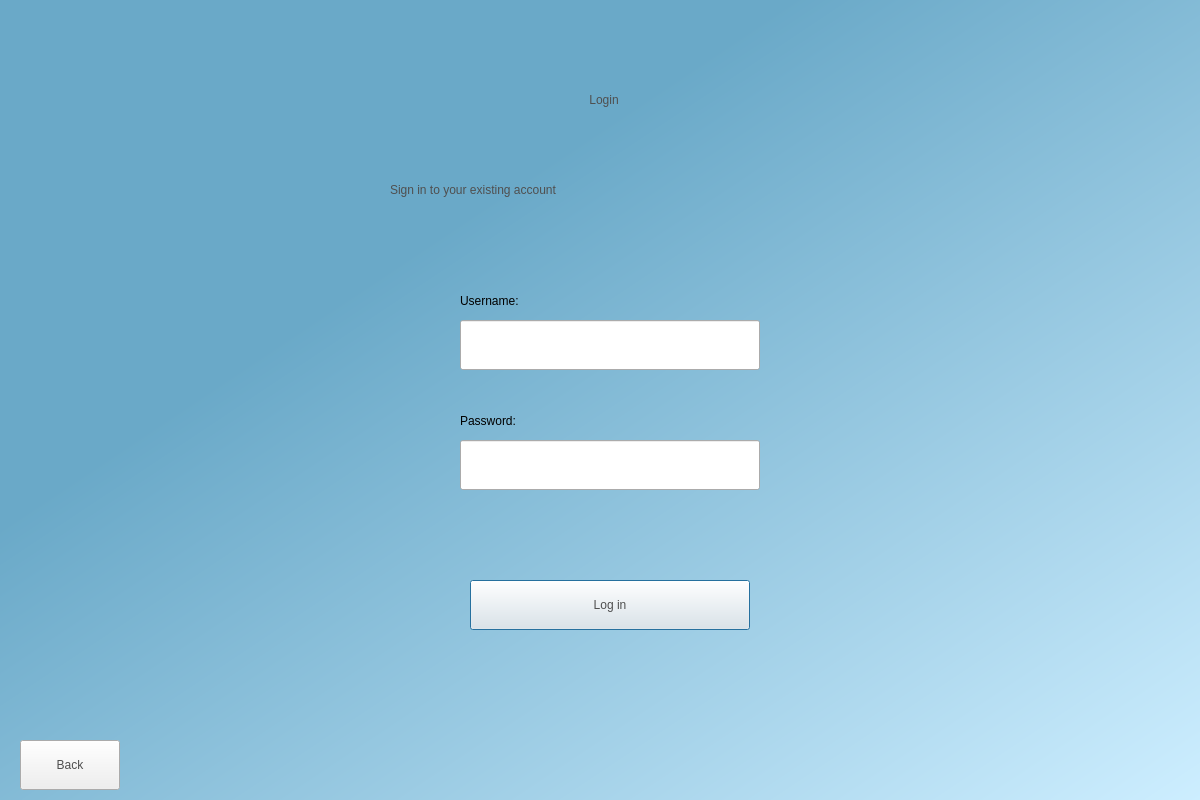
First picture: the form in Design/login.ui, repository MazsolasPuding/PollenAnnotationTool, before the edit.
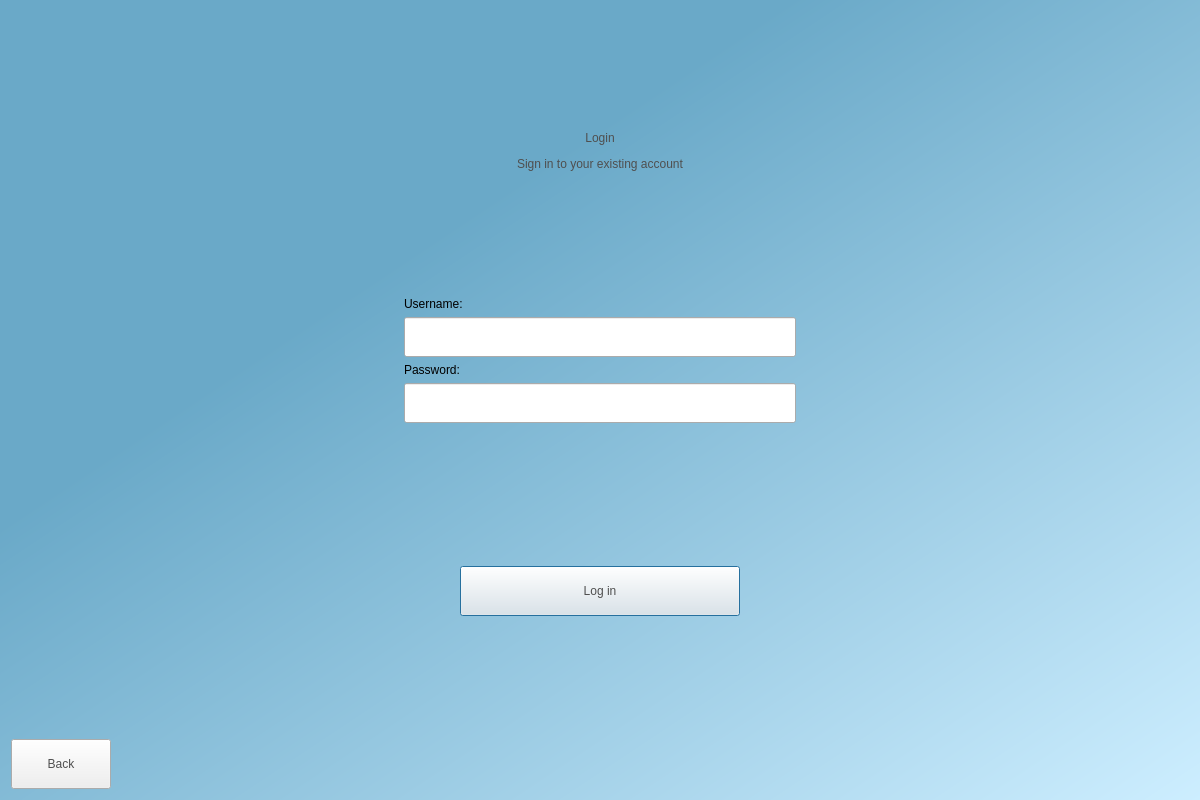
Second picture: the form after the edit. Icons and pictures are not drawn.

```diff
--- a/Design/login.ui
+++ b/Design/login.ui
@@ -30,18 +30,40 @@
   <property name="sizeGripEnabled">
    <bool>false</bool>
   </property>
+  <layout class="QVBoxLayout" name="verticalLayout_2">
+   <item>
+    <spacer name="verticalSpacer">
+     <property name="orientation">
+      <enum>Qt::Vertical</enum>
+     </property>
+     <property name="sizeHint" stdset="0">
+      <size>
+       <width>20</width>
+       <height>40</height>
+      </size>
+     </property>
+    </spacer>
+   </item>
+   <item>
+    <layout class="QHBoxLayout" name="horizontalLayout">
+     <item>
+      <spacer name="horizontalSpacer">
+       <property name="orientation">
+        <enum>Qt::Horizontal</enum>
+       </property>
+       <property name="sizeHint" stdset="0">
+        <size>
+         <width>40</width>
+         <height>20</height>
+        </size>
+       </property>
+      </spacer>
+     </item>
+     <item>
   <widget class="QLabel" name="label">
    <property name="enabled">
     <bool>false</bool>
    </property>
-   <property name="geometry">
-    <rect>
-     <x>480</x>
-     <y>60</y>
-     <width>248</width>
-     <height>79</height>
-    </rect>
-   </property>
    <property name="sizePolicy">
     <sizepolicy hsizetype="Maximum" vsizetype="Fixed">
      <horstretch>100</horstretch>
@@ -58,15 +80,39 @@
     <set>Qt::AlignCenter</set>
    </property>
   </widget>
+     </item>
+     <item>
+      <spacer name="horizontalSpacer_2">
+       <property name="orientation">
+        <enum>Qt::Horizontal</enum>
+       </property>
+       <property name="sizeHint" stdset="0">
+        <size>
+         <width>40</width>
+         <height>20</height>
+        </size>
+       </property>
+      </spacer>
+     </item>
+    </layout>
+   </item>
+   <item>
+    <layout class="QHBoxLayout" name="horizontalLayout_2">
+     <item>
+      <spacer name="horizontalSpacer_3">
+       <property name="orientation">
+        <enum>Qt::Horizontal</enum>
+       </property>
+       <property name="sizeHint" stdset="0">
+        <size>
+         <width>40</width>
+         <height>20</height>
+        </size>
+       </property>
+      </spacer>
+     </item>
+     <item>
   <widget class="QLabel" name="label_2">
-   <property name="geometry">
-    <rect>
-     <x>390</x>
-     <y>170</y>
-     <width>431</width>
-     <height>40</height>
-    </rect>
-   </property>
    <property name="sizePolicy">
     <sizepolicy hsizetype="Maximum" vsizetype="Fixed">
      <horstretch>0</horstretch>
@@ -80,64 +126,54 @@
     <string>Sign in to your existing account</string>
    </property>
   </widget>
-  <widget class="QPushButton" name="loginButton">
-   <property name="geometry">
-    <rect>
-     <x>470</x>
-     <y>580</y>
-     <width>280</width>
-     <height>50</height>
-    </rect>
-   </property>
-   <property name="sizePolicy">
-    <sizepolicy hsizetype="Fixed" vsizetype="Fixed">
-     <horstretch>0</horstretch>
-     <verstretch>0</verstretch>
-    </sizepolicy>
-   </property>
-   <property name="minimumSize">
+     </item>
+     <item>
+      <spacer name="horizontalSpacer_4">
+       <property name="orientation">
+        <enum>Qt::Horizontal</enum>
+       </property>
+       <property name="sizeHint" stdset="0">
     <size>
-     <width>280</width>
-     <height>50</height>
-    </size>
-   </property>
-   <property name="acceptDrops">
-    <bool>false</bool>
-   </property>
-   <property name="autoFillBackground">
-    <bool>false</bool>
-   </property>
-   <property name="styleSheet">
-    <string notr="true">font: 20pt &quot;Corbel&quot;;
-color:rgb(79, 79, 79);
-</string>
-   </property>
-   <property name="text">
-    <string>Log in</string>
-   </property>
-  </widget>
-  <widget class="QLineEdit" name="usernameEdit">
-   <property name="geometry">
-    <rect>
-     <x>460</x>
-     <y>320</y>
-     <width>300</width>
-     <height>50</height>
-    </rect>
-   </property>
-   <property name="styleSheet">
-    <string notr="true">font: 12pt &quot;Corbel&quot;; color:rgb(0, 0, 0);</string>
-   </property>
-  </widget>
+         <width>40</width>
+         <height>20</height>
+        </size>
+       </property>
+      </spacer>
+     </item>
+    </layout>
+   </item>
+   <item>
+    <spacer name="verticalSpacer_4">
+     <property name="orientation">
+      <enum>Qt::Vertical</enum>
+     </property>
+     <property name="sizeHint" stdset="0">
+      <size>
+       <width>20</width>
+       <height>40</height>
+      </size>
+     </property>
+    </spacer>
+   </item>
+   <item>
+    <layout class="QHBoxLayout" name="horizontalLayout_3">
+     <item>
+      <spacer name="horizontalSpacer_7">
+       <property name="orientation">
+        <enum>Qt::Horizontal</enum>
+       </property>
+       <property name="sizeHint" stdset="0">
+        <size>
+         <width>40</width>
+         <height>20</height>
+        </size>
+       </property>
+      </spacer>
+     </item>
+     <item>
+      <layout class="QVBoxLayout" name="verticalLayout">
+       <item>
   <widget class="QLabel" name="label_3">
-   <property name="geometry">
-    <rect>
-     <x>460</x>
-     <y>290</y>
-     <width>161</width>
-     <height>21</height>
-    </rect>
-   </property>
    <property name="styleSheet">
     <string notr="true">font: 12pt &quot;Corbel&quot;; color:rgb(0, 0, 0);</string>
    </property>
@@ -145,15 +181,22 @@
     <string>Username:</string>
    </property>
   </widget>
+       </item>
+       <item>
+        <widget class="QLineEdit" name="usernameEdit">
+         <property name="minimumSize">
+          <size>
+           <width>0</width>
+           <height>40</height>
+          </size>
+         </property>
+         <property name="styleSheet">
+          <string notr="true">font: 12pt &quot;Corbel&quot;; color:rgb(0, 0, 0);</string>
+         </property>
+        </widget>
+       </item>
+       <item>
   <widget class="QLabel" name="label_4">
-   <property name="geometry">
-    <rect>
-     <x>460</x>
-     <y>410</y>
-     <width>161</width>
-     <height>21</height>
-    </rect>
-   </property>
    <property name="styleSheet">
     <string notr="true">font: 12pt &quot;Corbel&quot;; color:rgb(0, 0, 0);</string>
    </property>
@@ -161,31 +204,42 @@
     <string>Password:</string>
    </property>
   </widget>
+       </item>
+       <item>
   <widget class="QLineEdit" name="passwordEdit">
-   <property name="geometry">
-    <rect>
-     <x>460</x>
-     <y>440</y>
-     <width>300</width>
-     <height>50</height>
-    </rect>
+         <property name="minimumSize">
+          <size>
+           <width>0</width>
+           <height>40</height>
+          </size>
    </property>
    <property name="styleSheet">
     <string notr="true">font: 12pt &quot;Corbel&quot;; color:rgb(0, 0, 0);</string>
    </property>
   </widget>
+       </item>
+      </layout>
+     </item>
+     <item>
+      <spacer name="horizontalSpacer_8">
+       <property name="orientation">
+        <enum>Qt::Horizontal</enum>
+       </property>
+       <property name="sizeHint" stdset="0">
+        <size>
+         <width>40</width>
+         <height>20</height>
+        </size>
+       </property>
+      </spacer>
+     </item>
+    </layout>
+   </item>
+   <item>
   <widget class="QLabel" name="errorLabel">
    <property name="enabled">
     <bool>true</bool>
    </property>
-   <property name="geometry">
-    <rect>
-     <x>460</x>
-     <y>500</y>
-     <width>301</width>
-     <height>21</height>
-    </rect>
-   </property>
    <property name="acceptDrops">
     <bool>false</bool>
    </property>
@@ -196,15 +250,95 @@
     <string/>
    </property>
   </widget>
+   </item>
+   <item>
+    <spacer name="verticalSpacer_3">
+     <property name="orientation">
+      <enum>Qt::Vertical</enum>
+     </property>
+     <property name="sizeHint" stdset="0">
+      <size>
+       <width>20</width>
+       <height>40</height>
+      </size>
+     </property>
+    </spacer>
+   </item>
+   <item>
+    <layout class="QHBoxLayout" name="horizontalLayout_4">
+     <item>
+      <spacer name="horizontalSpacer_5">
+       <property name="orientation">
+        <enum>Qt::Horizontal</enum>
+       </property>
+       <property name="sizeHint" stdset="0">
+        <size>
+         <width>40</width>
+         <height>20</height>
+        </size>
+       </property>
+      </spacer>
+     </item>
+     <item>
+      <widget class="QPushButton" name="loginButton">
+       <property name="sizePolicy">
+        <sizepolicy hsizetype="Fixed" vsizetype="Fixed">
+         <horstretch>0</horstretch>
+         <verstretch>0</verstretch>
+        </sizepolicy>
+       </property>
+       <property name="minimumSize">
+        <size>
+         <width>280</width>
+         <height>50</height>
+        </size>
+       </property>
+       <property name="acceptDrops">
+        <bool>false</bool>
+       </property>
+       <property name="autoFillBackground">
+        <bool>false</bool>
+       </property>
+       <property name="styleSheet">
+        <string notr="true">font: 20pt &quot;Corbel&quot;;
+color:rgb(79, 79, 79);
+</string>
+       </property>
+       <property name="text">
+        <string>Log in</string>
+       </property>
+      </widget>
+     </item>
+     <item>
+      <spacer name="horizontalSpacer_6">
+       <property name="orientation">
+        <enum>Qt::Horizontal</enum>
+       </property>
+       <property name="sizeHint" stdset="0">
+        <size>
+         <width>40</width>
+         <height>20</height>
+        </size>
+       </property>
+      </spacer>
+     </item>
+    </layout>
+   </item>
+   <item>
+    <spacer name="verticalSpacer_2">
+     <property name="orientation">
+      <enum>Qt::Vertical</enum>
+     </property>
+     <property name="sizeHint" stdset="0">
+      <size>
+       <width>20</width>
+       <height>40</height>
+      </size>
+     </property>
+    </spacer>
+   </item>
+   <item>
   <widget class="QPushButton" name="backButton">
-   <property name="geometry">
-    <rect>
-     <x>20</x>
-     <y>740</y>
-     <width>100</width>
-     <height>50</height>
-    </rect>
-   </property>
    <property name="sizePolicy">
     <sizepolicy hsizetype="Fixed" vsizetype="Fixed">
      <horstretch>0</horstretch>
@@ -232,6 +366,8 @@
     <string>Back</string>
    </property>
   </widget>
+   </item>
+  </layout>
  </widget>
  <resources/>
  <connections/>
```
Left out of the diff: 10 changed lines with no effect on the pictures. Lines whose indentation alone changed are shown as unchanged.
